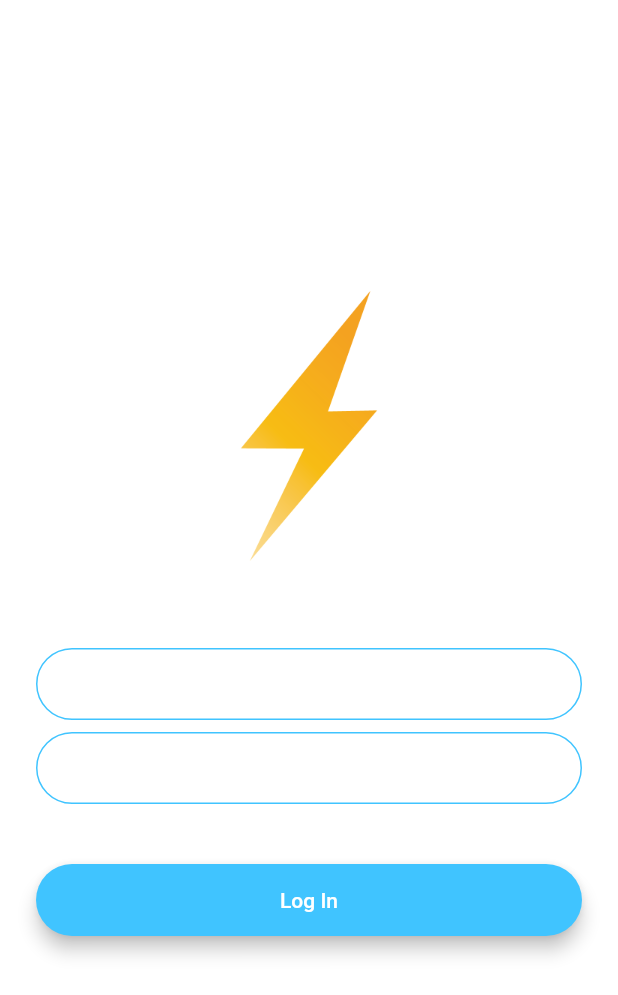
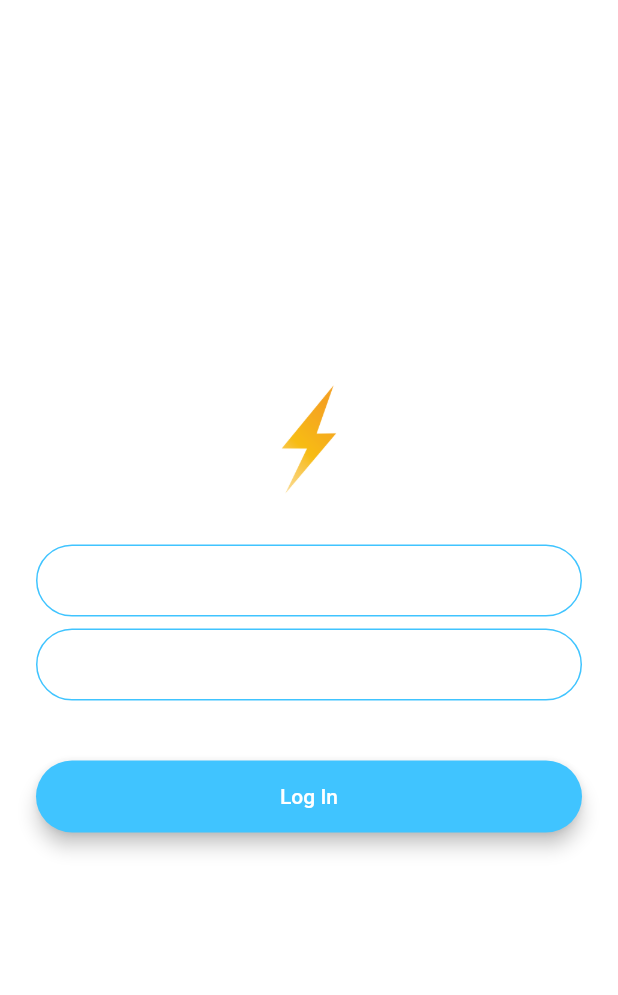
Before and after one commit to arvan903/chat_flutter, a Flutter app: the LoginScreen screen opened by its route, after a tap on "Log In", on a phone screen of 412 x 824 dp. Shown: the top 995 px of the screen. Run offline on Flutter 3.47's test engine with Material 2 defaults, Android fonts, the phone set to English and light mode, and no system bars; our stand-ins replace animated_text_kit, firebase_auth, firebase_core; accounts and stored records are empty.

Commit message:
Login Screen Starts working

```diff
--- a/lib/screens/chat_screen.dart
+++ b/lib/screens/chat_screen.dart
@@ -39,7 +39,8 @@ class _ChatScreenState extends State<ChatScreen> {
           IconButton(
               icon: Icon(Icons.close),
               onPressed: () {
-                //Implement logout functionality
+                _auth.signOut();
+                Navigator.pop(context);
               }),
         ],
         title: Text('⚡️Chat'),
--- a/lib/screens/login_screen.dart
+++ b/lib/screens/login_screen.dart
@@ -1,12 +1,19 @@
+import 'package:chat_flutter/screens/chat_screen.dart';
 import 'package:flutter/material.dart';
+import 'package:firebase_auth/firebase_auth.dart';
 
 class LoginScreen extends StatefulWidget {
   static String id = 'login_screen';
+
   @override
   _LoginScreenState createState() => _LoginScreenState();
 }
 
 class _LoginScreenState extends State<LoginScreen> {
+  late String email;
+  late String password;
+  final _auth = FirebaseAuth.instance;
+
   @override
   Widget build(BuildContext context) {
     return Scaffold(
@@ -20,18 +27,19 @@ class _LoginScreenState extends State<LoginScreen> {
             Hero(
               tag: 'logo',
               child: Container(
-                height: 200.0,
+                height: 80.0,
                 child: Image.asset('images/logo.png'),
               ),
             ),
             SizedBox(
-              height: 48.0,
+              height: 30.0,
             ),
             TextField(
+              style: TextStyle(color: Colors.black),
               keyboardType: TextInputType.emailAddress,
               textAlign: TextAlign.center,
               onChanged: (value) {
-                //Do something with the user input.
+                email = value;
               },
               decoration: InputDecoration(
                 hintText: 'Enter your email',
@@ -56,10 +64,11 @@ class _LoginScreenState extends State<LoginScreen> {
               height: 8.0,
             ),
             TextField(
+              style: TextStyle(color: Colors.black),
               obscureText: true,
               textAlign: TextAlign.center,
               onChanged: (value) {
-                //Do something with the user input.
+                password = value;
               },
               decoration: InputDecoration(
                 hintText: 'Enter your password.',
@@ -90,8 +99,16 @@ class _LoginScreenState extends State<LoginScreen> {
                 borderRadius: BorderRadius.all(Radius.circular(30.0)),
                 elevation: 5.0,
                 child: MaterialButton(
-                  onPressed: () {
-                    //Implement login functionality.
+                  onPressed: () async {
+                    try {
+                      final user = await _auth.signInWithEmailAndPassword(
+                          email: email, password: password);
+                      if (user != null) {
+                        Navigator.pushNamed(context, ChatScreen.id);
+                      }
+                    } catch (e) {
+                      print(e);
+                    }
                   },
                   minWidth: 200.0,
                   height: 42.0,
--- a/pubspec.yaml
+++ b/pubspec.yaml
@@ -38,6 +38,7 @@ dependencies:
   firebase_core: ^1.14.0
   firebase_auth: ^3.3.12
   cloud_firestore: ^3.1.11
+  modal_progress_hud: ^0.1.3
 
 dev_dependencies:
   flutter_test:
```
Also changed, not shown: lib/screens/welcome_screen.dart (+10 -1 lines), pubspec.lock.
